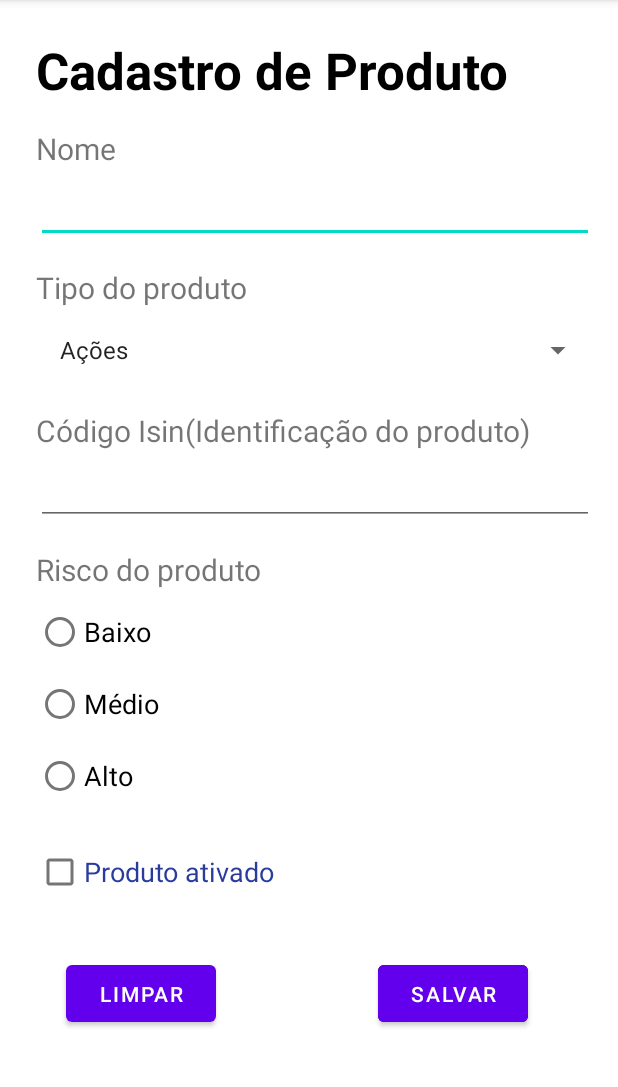
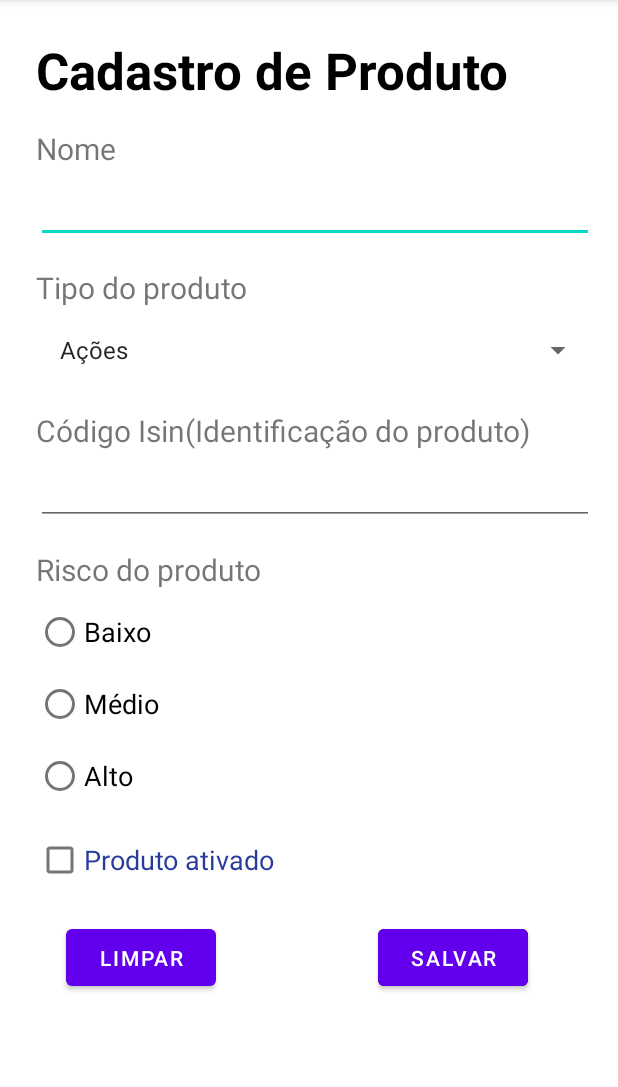
Before and after one commit to agsilvamhm/FinMonitor, an Android app: the ProdutoActivity screen opened directly, with no data from a screen before it, on a phone screen of 412 x 824 dp, the part 84-1171 px from its top. Run offline under Robolectric (Android 15) with nearby library versions, the light colour scheme and no system bars; Roboto replaces fonts that are not available here.

Commit message:
Transição de telas

```diff
--- a/app/src/main/AndroidManifest.xml
+++ b/app/src/main/AndroidManifest.xml
@@ -23,7 +23,7 @@
         </activity>
 
         <activity
-            android:name=".SobreActivity"
+            android:name=".view.SobreActivity"
             android:exported="false" />
         <activity
             android:name=".view.ListaProdutoActivity"
--- a/app/src/main/java/com/agsilva/finmonitor/view/ProdutoActivity.java
+++ b/app/src/main/java/com/agsilva/finmonitor/view/ProdutoActivity.java
@@ -1,5 +1,6 @@
 package com.agsilva.finmonitor.view;
 
+import android.content.Intent;
 import android.os.Bundle;
 import android.view.View;
 import android.widget.ArrayAdapter;
@@ -20,6 +21,11 @@ import com.agsilva.finmonitor.R;
 import java.util.ArrayList;
 
 public class ProdutoActivity extends AppCompatActivity {
+
+    public static void nova(AppCompatActivity activity){
+        Intent intent = new Intent(activity, ProdutoActivity.class);
+        activity.startActivity(intent);
+    }
 
     private Spinner spinnerTipo;
     private EditText editNome, editCodigo;
--- a/app/src/main/res/layout/activity_produto.xml
+++ b/app/src/main/res/layout/activity_produto.xml
@@ -150,7 +150,7 @@
                 android:layout_width="wrap_content"
                 android:layout_height="wrap_content"
                 android:layout_marginStart="8dp"
-                android:layout_marginTop="16dp"
+                android:layout_marginTop="8dp"
                 android:text="@string/ativo"
                 android:textColor="#293B9D"
                 android:textSize="18sp"
@@ -162,7 +162,7 @@
                 android:layout_width="100dp"
                 android:layout_height="50dp"
                 android:layout_marginStart="95dp"
-                android:layout_marginTop="32dp"
+                android:layout_marginTop="16dp"
                 android:layout_marginEnd="32dp"
                 android:layout_weight="1"
                 android:backgroundTintMode="add"
@@ -177,7 +177,7 @@
                 android:layout_width="100dp"
                 android:layout_height="50dp"
                 android:layout_marginStart="16dp"
-                android:layout_marginTop="32dp"
+                android:layout_marginTop="16dp"
                 android:layout_weight="1"
                 android:onClick="limpar"
                 android:text="@string/limpar"
@@ -185,16 +185,6 @@
                 app:layout_constraintStart_toStartOf="parent"
                 app:layout_constraintTop_toBottomOf="@+id/checkBox" />
 
-            <LinearLayout
-                android:layout_width="match_parent"
-                android:layout_height="wrap_content"
-                android:layout_marginTop="32dp"
-                android:orientation="horizontal"
-                android:gravity="center"
-                app:layout_constraintTop_toBottomOf="@+id/checkBox">
-
-            </LinearLayout>
-
         </androidx.constraintlayout.widget.ConstraintLayout>
     </ScrollView>
 
--- a/app/src/main/res/layout/activity_sobre.xml
+++ b/app/src/main/res/layout/activity_sobre.xml
@@ -5,7 +5,7 @@
     android:id="@+id/main"
     android:layout_width="match_parent"
     android:layout_height="match_parent"
-    tools:context=".SobreActivity">
+    tools:context=".view.SobreActivity">
 
     <androidx.constraintlayout.widget.ConstraintLayout
         android:layout_width="match_parent"
@@ -106,7 +106,7 @@
             android:layout_marginStart="8dp"
             android:layout_marginTop="16dp"
             android:layout_marginEnd="4dp"
-            android:text="@string/texto_sobre"
+            android:text="@string/descricao_aplicativo"
             app:layout_constraintEnd_toEndOf="parent"
             app:layout_constraintStart_toStartOf="parent"
             app:layout_constraintTop_toBottomOf="@+id/textViewEmail" />
--- a/app/src/main/res/values/strings.xml
+++ b/app/src/main/res/values/strings.xml
@@ -28,4 +28,6 @@
     <string name="nome__aluno">Adalberto Gonçalves da Silva</string>
     <string name="email_aluno">adalbertosilva@alunos.utfpr.edu.br</string>
     <string name="texto_sobre">Controle de investimentos financeiros por produto e intituições.</string>
+    <string name="cadastrar">Cadastrar</string>
+    <string name="listar">Listar Produtos</string>
 </resources>
```
Also changed, not shown: app/src/main/java/com/agsilva/finmonitor/MenulActivity.java (+13 -0 lines), app/src/main/java/com/agsilva/finmonitor/SobreActivity.java (deleted, +0 -30 lines), app/src/main/java/com/agsilva/finmonitor/view/ListaProdutoActivity.java (+11 -0 lines), app/src/main/java/com/agsilva/finmonitor/view/SobreActivity.java (renamed from app/src/main/java/com/agsilva/finmonitor/MainActivity.java, +11 -3 lines), app/src/main/res/layout/activity_lista_produto.xml (+9 -1 lines), app/src/main/res/layout/activity_main.xml (deleted, +0 -10 lines), app/src/main/res/layout/activity_menu.xml (+15 -2 lines).
